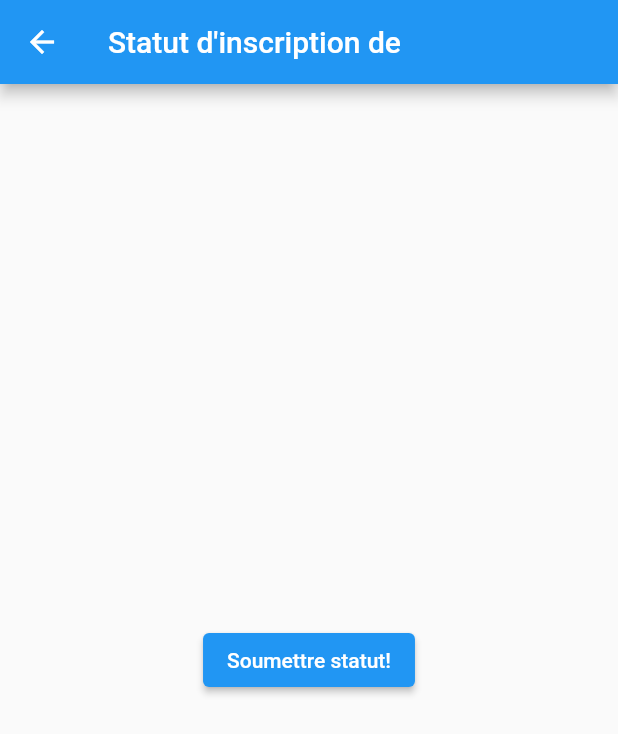
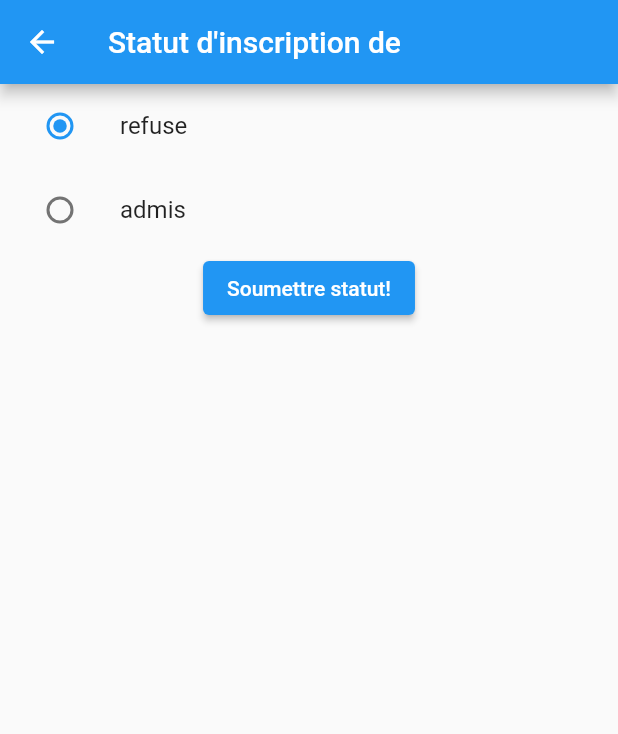
Before and after one commit to JosephLapert/M2L_mobile, a Flutter app: the ThirdScreen screen opened by its route, on a phone screen of 412 x 824 dp. Shown: the top 734 px of the screen. Run offline on Flutter 3.47's test engine with Material 2 defaults, Android fonts, the phone set to English and light mode, and no system bars.

Commit message:
ajout des radios check box pour chgt de statut inscrit

```diff
--- a/lib/screen.dart
+++ b/lib/screen.dart
@@ -1,6 +1,8 @@
 import 'package:flutter/material.dart';
 
 import 'form.dart';
+
+import 'statuscheckbox.dart';
 
 class FirstScreen extends StatelessWidget {
   const FirstScreen({Key? key}) : super(key: key);
@@ -55,14 +57,20 @@ class ThirdScreen extends StatelessWidget {
       appBar: AppBar(
         title: const Text("Statut d'inscription de"),
       ),
-      body: Center(
-        child: ElevatedButton(
+      body: Column(
+        children: <Widget> [
+          const StatusCheckBox(),
+          Center (
+
+          child: ElevatedButton(
           onPressed: () {
             // Navigate back to first screen when tapped.
             Navigator.pop(context);
           },
           child: const Text('Soumettre statut!'),
-        ),
+          ),
+          )
+        ]
       ),
     );
   }
--- /dev/null
+++ b/lib/statuscheckbox.dart
@@ -0,0 +1,46 @@
+import 'package:flutter/material.dart';
+
+enum StatutCandidat {refuse, admis}
+
+class StatusCheckBox extends StatefulWidget {
+  const StatusCheckBox({ Key? key }) : super(key: key);
+
+  @override
+  State<StatusCheckBox> createState() => _StatusCheckBoxState();
+}
+
+class _StatusCheckBoxState extends State<StatusCheckBox> {
+  StatutCandidat? _candidat = StatutCandidat.refuse;
+
+  @override
+  Widget build(BuildContext context) {
+    return Column(
+      children: <Widget>[
+        ListTile(
+          title: const Text('refuse'),
+          leading: Radio<StatutCandidat>(
+            value: StatutCandidat.refuse,
+            groupValue: _candidat,
+            onChanged: (StatutCandidat? value) {
+              setState(() {
+                _candidat = value;
+              });
+            })
+        ),
+
+        ListTile(
+          title: const Text('admis'),
+          leading: Radio<StatutCandidat>(
+            value:StatutCandidat.admis,
+            groupValue: _candidat,
+            onChanged: (StatutCandidat? value) {
+              setState(() {
+                _candidat = value;
+              });
+            }
+            )
+        )
+      ]
+    );
+  }
+}
```
